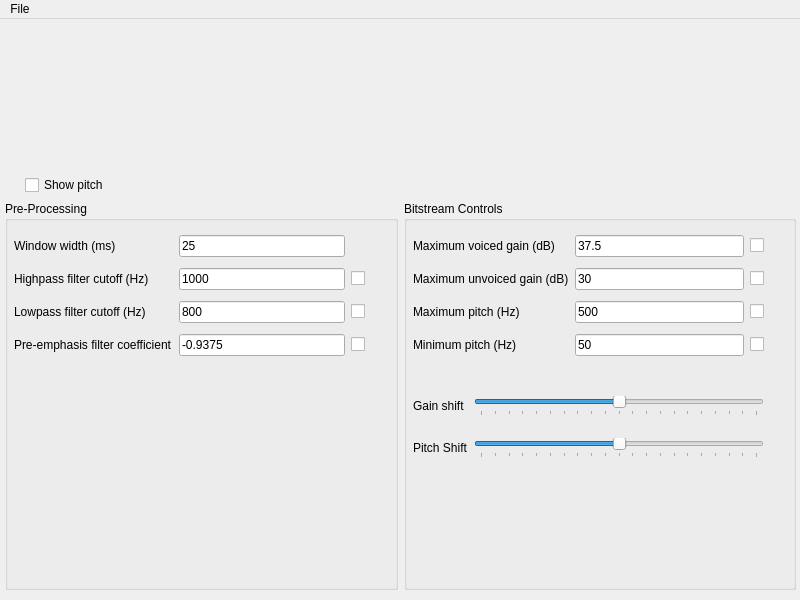
This is gui/MainWindow.ui in tornupnegatives/TMS-Express as Qt 5 draws it before an edit. The edited form follows.
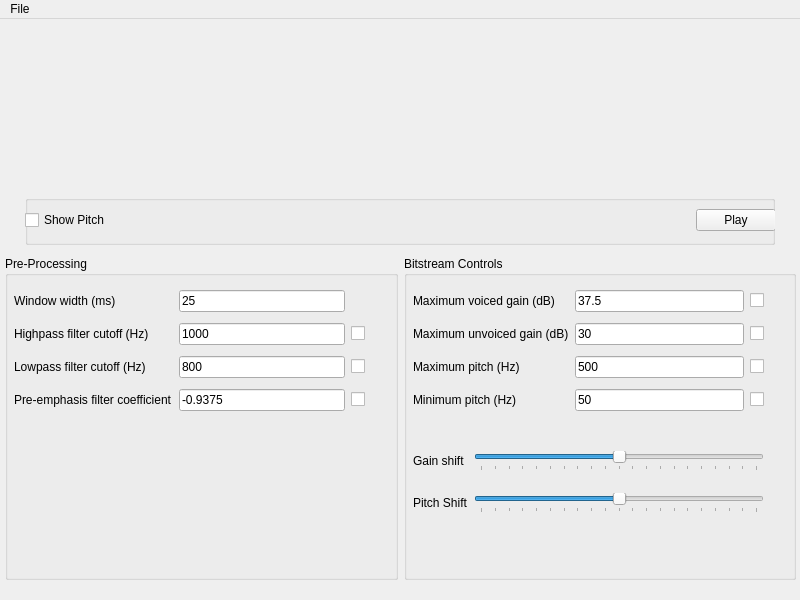
This is the edited form.

Commit message: Implemented GUI play button

Patch:
```diff
--- a/gui/MainWindow.ui
+++ b/gui/MainWindow.ui
@@ -36,9 +36,25 @@
      </rect>
     </property>
     <layout class="QVBoxLayout" name="mainLayout">
+     <item>
+      <spacer name="verticalSpacer_4">
+       <property name="orientation">
+        <enum>Qt::Vertical</enum>
+       </property>
+       <property name="sizeType">
+        <enum>QSizePolicy::Fixed</enum>
+       </property>
+       <property name="sizeHint" stdset="0">
+        <size>
+         <width>20</width>
+         <height>10</height>
+        </size>
+       </property>
+      </spacer>
+     </item>
      <item>
       <layout class="QGridLayout" name="audioWaveformLayout">
-       <item row="0" column="0">
+       <item row="1" column="0">
         <widget class="QWidget" name="audioWaveform" native="true">
          <property name="sizePolicy">
           <sizepolicy hsizetype="Fixed" vsizetype="Fixed">
@@ -66,15 +82,98 @@
          </property>
         </widget>
        </item>
-       <item row="1" column="0">
-        <widget class="QCheckBox" name="showPitchEnable">
-         <property name="text">
-          <string>Show pitch</string>
+       <item row="2" column="0">
+        <widget class="QGroupBox" name="AudioControlGroupBox">
+         <property name="maximumSize">
+          <size>
+           <width>16777215</width>
+           <height>50</height>
+          </size>
          </property>
+         <property name="title">
+          <string/>
+         </property>
+         <property name="alignment">
+          <set>Qt::AlignCenter</set>
+         </property>
+         <property name="flat">
+          <bool>true</bool>
+         </property>
+         <widget class="QWidget" name="horizontalLayoutWidget">
+          <property name="geometry">
+           <rect>
+            <x>0</x>
+            <y>0</y>
+            <width>751</width>
+            <height>51</height>
+           </rect>
+          </property>
+          <layout class="QHBoxLayout" name="audioControlLayout">
+           <item>
+            <widget class="QCheckBox" name="showPitchEnable">
+             <property name="text">
+              <string>Show Pitch</string>
+             </property>
+            </widget>
+           </item>
+           <item>
+            <spacer name="horizontalSpacer_3">
+             <property name="orientation">
+              <enum>Qt::Horizontal</enum>
+             </property>
+             <property name="sizeHint" stdset="0">
+              <size>
+               <width>40</width>
+               <height>20</height>
+              </size>
+             </property>
+            </spacer>
+           </item>
+           <item>
+            <widget class="QPushButton" name="playAudioButton">
+             <property name="text">
+              <string>Play</string>
+             </property>
+            </widget>
+           </item>
+          </layout>
+         </widget>
         </widget>
        </item>
+       <item row="0" column="0">
+        <spacer name="verticalSpacer">
+         <property name="orientation">
+          <enum>Qt::Vertical</enum>
+         </property>
+         <property name="sizeType">
+          <enum>QSizePolicy::Fixed</enum>
+         </property>
+         <property name="sizeHint" stdset="0">
+          <size>
+           <width>20</width>
+           <height>10</height>
+          </size>
+         </property>
+        </spacer>
+       </item>
       </layout>
      </item>
+     <item>
+      <spacer name="verticalSpacer_3">
+       <property name="orientation">
+        <enum>Qt::Vertical</enum>
+       </property>
+       <property name="sizeType">
+        <enum>QSizePolicy::Fixed</enum>
+       </property>
+       <property name="sizeHint" stdset="0">
+        <size>
+         <width>20</width>
+         <height>5</height>
+        </size>
+       </property>
+      </spacer>
+     </item>
      <item>
       <layout class="QHBoxLayout" name="controlPanelLayout">
        <item>
@@ -383,6 +482,22 @@
        </item>
       </layout>
      </item>
+     <item>
+      <spacer name="verticalSpacer_2">
+       <property name="orientation">
+        <enum>Qt::Vertical</enum>
+       </property>
+       <property name="sizeType">
+        <enum>QSizePolicy::Fixed</enum>
+       </property>
+       <property name="sizeHint" stdset="0">
+        <size>
+         <width>20</width>
+         <height>10</height>
+        </size>
+       </property>
+      </spacer>
+     </item>
     </layout>
    </widget>
   </widget>
```
The commit also changes 3 other files.
